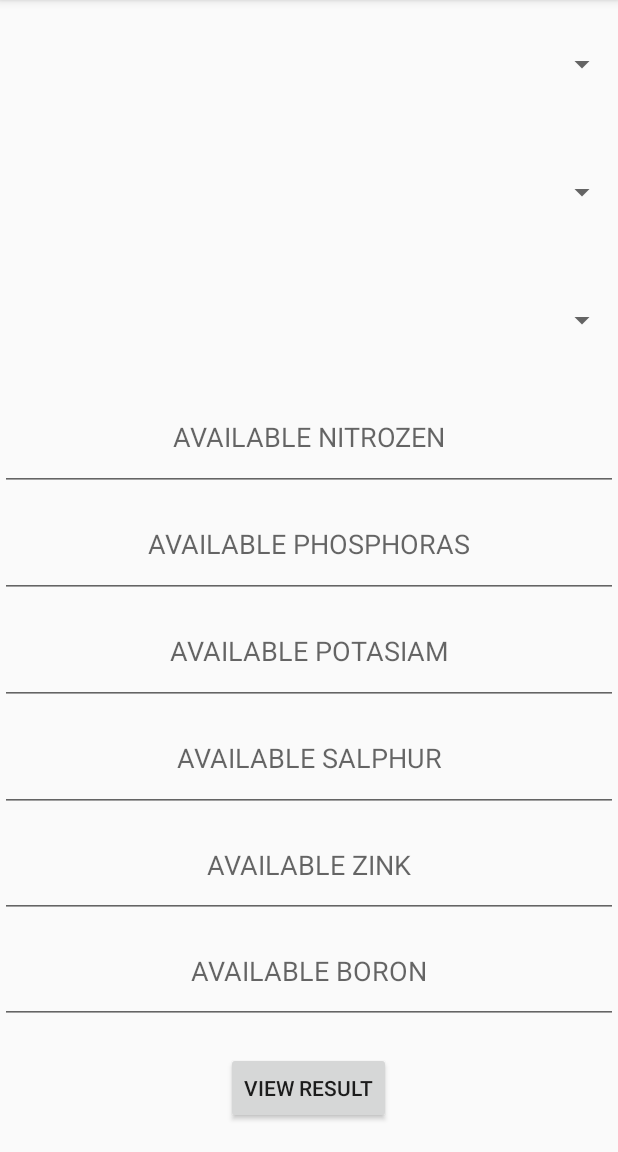
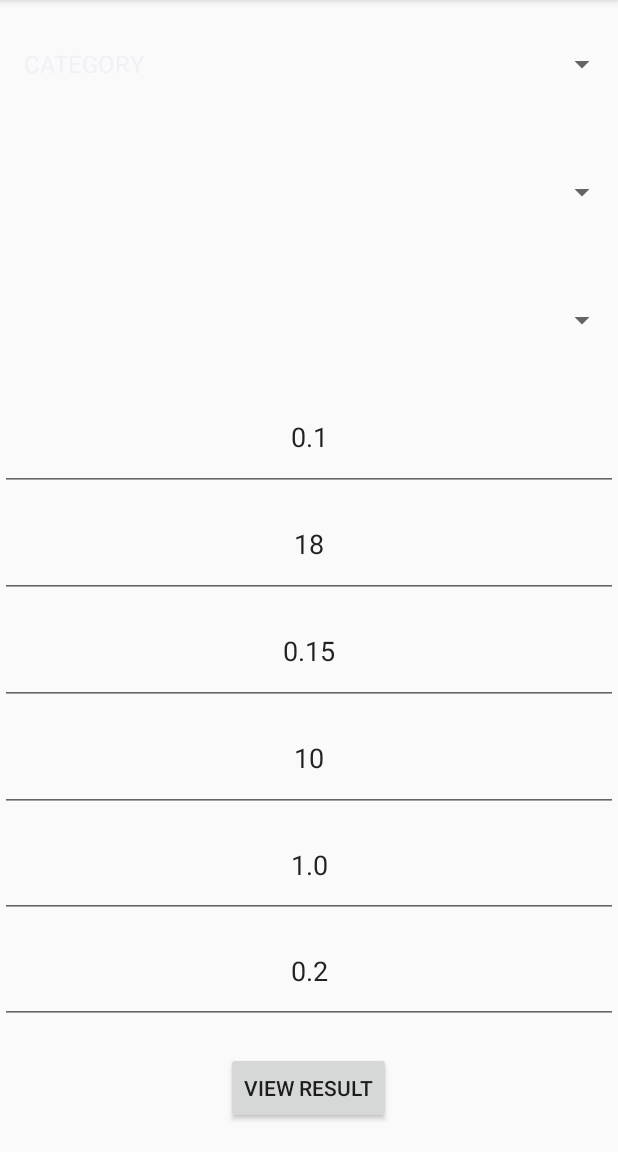
Before and after one commit to faisal-developersbd/NABANNAPRO, an Android app: the fragment FirstFragement shown on its own in the app's theme, on a phone screen of 412 x 824 dp, the part 84-1236 px from its top. Run offline under Robolectric (Android 15) with nearby library versions, the phone set to English and light mode, and no system bars.

Commit message:
Main Function with fragement initilization
Contents are initiated with first fragment

```diff
--- a/app/src/main/java/com/developersbd/nabannapro/FirstFragement.java
+++ b/app/src/main/java/com/developersbd/nabannapro/FirstFragement.java
@@ -2,6 +2,7 @@ package com.developersbd.nabannapro;
 
 import android.app.AlertDialog;
 import android.app.Fragment;
+import android.content.Context;
 import android.database.Cursor;
 import android.os.Bundle;
 import android.support.annotation.Nullable;
@@ -27,19 +28,62 @@ import java.util.zip.Inflater;
  * Created by TC on 3/30/2017.
  */
 
-public class FirstFragement extends Fragment {
+public class FirstFragement extends Fragment implements View.OnClickListener {
     View myview;
+    Spinner category,crop,soilType;
+    dbfile db;
+    Cursor cursor;
+    Button result;
+    TextView stn,stp,sts,stb,stzn,stmg,stk;
+    Context context;
+
+
+
+
+    int[] cropsid;
+    int[] categoryid;
+    int[] soilid;
+
+    int selectedCrop=0;
+    int selectedSoil=0;
+
+    int tracker=0;
+
     @Nullable
     @Override
     public View onCreateView(LayoutInflater inflater, ViewGroup container, Bundle savedInstanceState) {
         myview= inflater.inflate(R.layout.firstlayout,container,false);
+        context=getActivity().getBaseContext();
+        categoryid=new int[10000];
+        soilid=new int[10000];
+        cropsid=new int[10000];
+        category=(Spinner)myview.findViewById(R.id.spinner);
+        crop=(Spinner)myview. findViewById(R.id.spinner2);
+        soilType=(Spinner) myview.findViewById(R.id.spinner3);
+        result=(Button)myview.findViewById(R.id.btn_reslt);
+        stn=(TextView) myview.findViewById(R.id.inp_stn);
+        stp=(TextView) myview.findViewById(R.id.inp_stp);
+        stb=(TextView) myview.findViewById(R.id.inp_stb);
+        stk=(TextView) myview.findViewById(R.id.inp_stk);
+        sts=(TextView) myview.findViewById(R.id.inp_sts);
+        stzn=(TextView) myview.findViewById(R.id.inp_stzn);
+        testFunc();
+
+        db=new dbfile(context);
+        try {
+            addCategories();
+
+        }catch (Exception e)
+        {
+            Log.d("fragement1","Error: "+e);
+        }
         return myview;
 
     }
 
-    @Override
-    public void onActivityCreated(@Nullable Bundle savedInstanceState) {
-        super.onActivityCreated(savedInstanceState);
+   // @Override
+//    public void onActivityCreated(@Nullable Bundle savedInstanceState) {
+//        super.onActivityCreated(savedInstanceState);
 
         //Button btn=(Button)getActivity().findViewById(R.id.btnSubmit);
        // Toast.makeText(getActivity().getBaseContext(),"test",Toast.LENGTH_LONG).show();
@@ -73,7 +117,7 @@ public class FirstFragement extends Fragment {
 //        // attaching data adapter to spinner
 //        category.setAdapter(dataAdapter);
 
-    }
+   // }
     void load()
     {
 //        dbfile db=new dbfile(getActivity().getBaseContext());
@@ -113,5 +157,201 @@ public class FirstFragement extends Fragment {
 //        }
     }
 
+    void testFunc()
+    {
+        stn.setText("0.1");
+        stp.setText("18");
+        stk.setText("0.15");
+        sts.setText("10");
+        stzn.setText("1.0");
+        stb.setText("0.2");
 
+    }
+    void addCategories()
+    {
+        cursor=db.getCategory();
+        List<String> categories;  categories = new ArrayList<String>();
+        categories.add("CATEGORY");
+        if(cursor.getCount()>0)
+        {
+            Log.d("dbfile","Data found");
+            int i=0;
+            while(cursor.moveToNext())
+            {
+                try{
+                    String value=cursor.getString(1);
+
+                    categories.add(value);
+                    categoryid[i]=Integer.parseInt(""+cursor.getString(0));
+                    i++;
+                }catch (Exception e)
+                {
+                    Log.d("dbfile","Error Category: "+e);
+                }
+
+            }
+        }
+        else
+        {
+            Log.d("dbfile","data not found");
+        }
+
+       /* categories.add("Automobile");
+        categories.add("Business Services");
+        categories.add("Computers");
+        categories.add("Education");
+        categories.add("Personal");
+        categories.add("Travel");*/
+
+        ArrayAdapter<String> myadapter=new ArrayAdapter<String>(context,android.R.layout.simple_list_item_1,categories);
+        myadapter.setDropDownViewResource(android.R.layout.simple_spinner_dropdown_item);
+        category.setAdapter(myadapter);
+        category.setOnItemSelectedListener(new AdapterView.OnItemSelectedListener() {
+            @Override
+            public void onItemSelected(AdapterView<?> parent, View view, int position,
+                                       long id) {
+                //do something here
+                int pos=position-1;
+                String it=parent.getItemAtPosition(position).toString();
+                if(!it.equals("CATEGORY")) {
+                    addCrops(categoryid[pos]);
+
+//                    Toast.makeText(context, "Position: " + position  + " Selected Item: " + parent, Toast.LENGTH_LONG).show();
+              }
+            }
+            @Override
+            public void onNothingSelected(AdapterView<?> arg0) {
+                //optionally do something here
+            }
+        });
+//        category.setOnItemSelectedListener((AdapterView.OnItemSelectedListener) context);
+//        category.setOnItemClickListener(new AdapterView.OnItemClickListener() {
+//            @Override
+//            public void onItemClick(AdapterView<?> parent, View view, int position, long id) {
+//
+//            }
+//        });
+
+    }
+    @Override
+    public void onActivityCreated(Bundle savedInstanceState) {
+
+        super.onActivityCreated(savedInstanceState);
+    }
+    void addCrops(int id)
+    {
+        id=id;
+        cursor=db.geAllCrops(id);
+        List<String> crops = new ArrayList<String>();
+        crops.add("CROPS");
+        if(cursor.getCount()>0)
+        {
+            int i=0;
+            while(cursor.moveToNext())
+            {
+                String value=cursor.getString(2);
+                try
+                {
+                    String s=cursor.getString(2);
+                    Log.d("dbfile",s);
+                    cropsid[i]=Integer.parseInt(""+cursor.getString(0));
+                    i++;
+                }catch (Exception e)
+                {
+                    Log.d("dbfile","Error crops "+e);
+                }
+
+                crops.add(value);
+            }
+        }
+
+       /* categories.add("Automobile");
+        categories.add("Business Services");
+        categories.add("Computers");
+        categories.add("Education");
+        categories.add("Personal");
+        categories.add("Travel");*/
+
+        ArrayAdapter<String> myadapter=new ArrayAdapter<String>(context,android.R.layout.simple_list_item_1,crops);
+        myadapter.setDropDownViewResource(android.R.layout.simple_spinner_dropdown_item);
+        crop.setAdapter(myadapter);
+        crop.setOnItemSelectedListener(new AdapterView.OnItemSelectedListener() {
+            @Override
+            public void onItemSelected(AdapterView<?> parent, View view, int position, long id) {
+//                int pos=position-1;
+//                String it=parent.getItemAtPosition(position).toString();
+//                if(!it.equals("CROPS")&&tracker==1)
+//                {
+                    addSoilType();
+//                    tracker=2;
+//                    selectedCrop=cropsid[pos];
+//                    Toast.makeText(context, "Position: " + position + " Selected Item " + parent, Toast.LENGTH_LONG).show();
+
+//                }
+
+            }
+
+            @Override
+            public void onNothingSelected(AdapterView<?> parent) {
+
+            }
+        });
+    }
+    void addSoilType()
+    {
+        cursor=db.getAllSoilType();
+        List<String> soils = new ArrayList<String>();
+        soils.add("SOIL TYPE");
+        if(cursor.getCount()>0)
+        {
+            int i=0;
+            while(cursor.moveToNext())
+            {
+                try{
+                    String value=cursor.getString(1);
+
+                    soils.add(value);
+                    soilid[i]=Integer.parseInt(""+cursor.getString(0));
+                    i++;
+                }catch (Exception e)
+                {
+                    Log.d("dbfile","Error Soil: "+e);
+                }
+
+            }
+        }
+
+       /* categories.add("Automobile");
+        categories.add("Business Services");
+        categories.add("Computers");
+        categories.add("Education");
+        categories.add("Personal");
+        categories.add("Travel");*/
+
+        ArrayAdapter<String> myadapter=new ArrayAdapter<String>(context,android.R.layout.simple_list_item_1,soils);
+        myadapter.setDropDownViewResource(android.R.layout.simple_spinner_dropdown_item);
+        soilType.setAdapter(myadapter);
+        soilType.setOnItemSelectedListener(new AdapterView.OnItemSelectedListener() {
+            @Override
+            public void onItemSelected(AdapterView<?> parent, View view, int position, long id) {
+//                int pos=position-1;
+//                String it=parent.getItemAtPosition(position).toString();
+//                selectedSoil=soilid[pos];
+            //    Toast.makeText(context, "Position: " + position + " item: " + it, Toast.LENGTH_LONG).show();
+            }
+
+            @Override
+            public void onNothingSelected(AdapterView<?> parent) {
+
+            }
+        });
+    }
+    @Override
+    public void onClick(View v) {
+       if(v.getId()==result.getId())
+       {
+           Toast.makeText(getActivity().getBaseContext(),"Hi there",Toast.LENGTH_LONG).show();
+       }
+
+    }
 }
--- a/app/src/main/res/layout/firstlayout.xml
+++ b/app/src/main/res/layout/firstlayout.xml
@@ -148,7 +148,6 @@
                     android:layout_width="wrap_content"
                     android:layout_height="wrap_content"
 
-
                     android:text="VIEW RESULT" />
 
 
```
Also changed, not shown: app/src/main/java/com/developersbd/nabannapro/MainActivity.java (+10 -5 lines), app/src/main/res/layout/activity_main.xml (+11 -0 lines), app/src/main/res/menu/bottom_nav.xml (added, +22 -0 lines), app/src/main/res/mipmap-hdpi/up_ico.png (added), app/src/main/res/mipmap-mdpi/up_ico.png (added), app/src/main/res/mipmap-xhdpi/up_ico.png (added), app/src/main/res/mipmap-xxhdpi/up_ico.png (added), app/src/main/res/mipmap-xxxhdpi/up_ico.png (added), app/src/main/up_ico-web.png (added).
